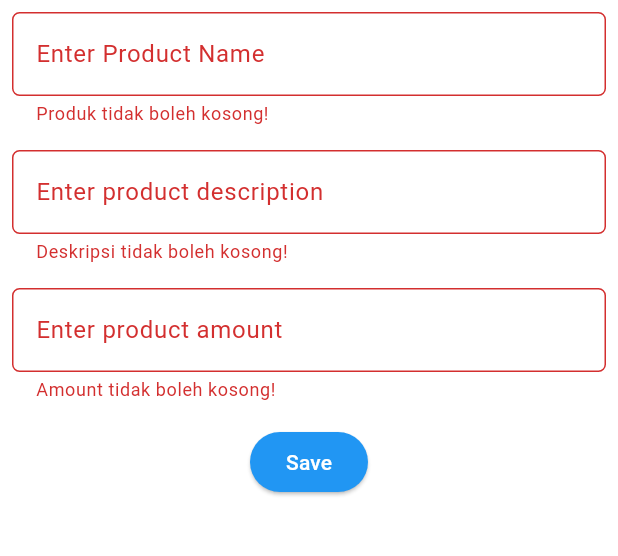
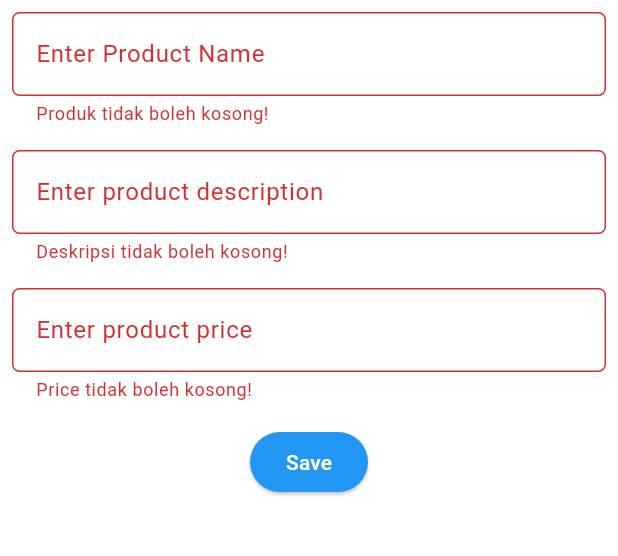
Before and after one commit to theretari/wowla-shop-mobile, a Flutter app: the ProductEntryFormPage screen opened directly, after a tap on "Save", on a phone screen of 412 x 824 dp, the part 84-640 px from its top. Run offline on Flutter 3.47's test engine with Material 3 defaults, Android fonts, the phone set to English and light mode, and no system bars; missing offline and left inert: pbp_django_auth.

Commit message:
Allhamdulilah don tugas 10

```diff
--- /dev/null
+++ b/lib/models/product_entry.dart
@@ -0,0 +1,63 @@
+// To parse this JSON data, do
+//
+//     final product = productFromJson(jsonString);
+
+import 'dart:convert';
+
+List<Product> productFromJson(String str) =>
+    List<Product>.from(json.decode(str).map((x) => Product.fromJson(x)));
+
+String productToJson(List<Product> data) =>
+    json.encode(List<dynamic>.from(data.map((x) => x.toJson())));
+
+class Product {
+  String model;
+  String pk;
+  Fields fields;
+
+  Product({
+    required this.model,
+    required this.pk,
+    required this.fields,
+  });
+
+  factory Product.fromJson(Map<String, dynamic> json) => Product(
+        model: json["model"],
+        pk: json["pk"],
+        fields: Fields.fromJson(json["fields"]),
+      );
+
+  Map<String, dynamic> toJson() => {
+        "model": model,
+        "pk": pk,
+        "fields": fields.toJson(),
+      };
+}
+
+class Fields {
+  int user;
+  String name;
+  int price;
+  String description;
+
+  Fields({
+    required this.user,
+    required this.name,
+    required this.price,
+    required this.description,
+  });
+
+  factory Fields.fromJson(Map<String, dynamic> json) => Fields(
+        user: json["user"],
+        name: json["name"],
+        price: json["price"],
+        description: json["description"],
+      );
+
+  Map<String, dynamic> toJson() => {
+        "user": user,
+        "name": name,
+        "price": price,
+        "description": description,
+      };
+}
--- a/lib/screens/productentry_form.dart
+++ b/lib/screens/productentry_form.dart
@@ -1,4 +1,9 @@
+import 'dart:convert';
+
 import 'package:flutter/material.dart';
+import 'package:pbp_django_auth/pbp_django_auth.dart';
+import 'package:provider/provider.dart';
+import 'package:wowla_shop/screens/menu.dart';
 import 'package:wowla_shop/widgets/left_drawer.dart';
 
 class ProductEntryFormPage extends StatefulWidget {
@@ -10,11 +15,12 @@
 
 class _ProductEntryFormPageState extends State<ProductEntryFormPage> {
   final _formKey = GlobalKey<FormState>();
-  String _product = "";
+  String _name = "";
   String _description = "";
-  int _amount = 0;
+  int _price = 0;
   @override
   Widget build(BuildContext context) {
+    final request = context.watch<CookieRequest>();
     return Scaffold(
       appBar: AppBar(
         title: const Center(
@@ -44,7 +50,7 @@
                 ),
                 onChanged: (String? value) {
                   setState(() {
-                    _product = value!;
+                    _name = value!;
                   });
                 },
                 validator: (String? value) {
@@ -82,23 +88,23 @@
               padding: const EdgeInsets.all(8.0),
               child: TextFormField(
                 decoration: InputDecoration(
-                  hintText: "Amount",
-                  labelText: "Enter product amount",
+                  hintText: "Price",
+                  labelText: "Enter product price",
                   border: OutlineInputBorder(
                     borderRadius: BorderRadius.circular(5.0),
                   ),
                 ),
                 onChanged: (String? value) {
                   setState(() {
-                    _amount = int.tryParse(value!) ?? 0;
+                    _price = int.tryParse(value!) ?? 0;
                   });
                 },
                 validator: (String? value) {
                   if (value == null || value.isEmpty) {
-                    return "Amount tidak boleh kosong!";
+                    return "Price tidak boleh kosong!";
                   }
                   if (int.tryParse(value) == null) {
-                    return "Amount harus berupa angka!";
+                    return "Price harus berupa angka!";
                   }
                   return null;
                 },
@@ -113,35 +119,38 @@
                     backgroundColor: MaterialStateProperty.all(
                         Theme.of(context).colorScheme.primary),
                   ),
-                  onPressed: () {
+                  onPressed: () async {
                     if (_formKey.currentState!.validate()) {
-                      showDialog(
-                        context: context,
-                        builder: (context) {
-                          return AlertDialog(
-                            title: const Text('Produk berhasil tersimpan'),
-                            content: SingleChildScrollView(
-                              child: Column(
-                                crossAxisAlignment: CrossAxisAlignment.start,
-                                children: [
-                                  Text('Nama produk: $_product'),
-                                  Text('Amount: $_amount'),
-                                  Text('Description: $_description'),
-                                ],
-                              ),
-                            ),
-                            actions: [
-                              TextButton(
-                                child: const Text('OK'),
-                                onPressed: () {
-                                  Navigator.pop(context);
-                                  _formKey.currentState!.reset();
-                                },
-                              ),
-                            ],
+                      // Kirim ke Django dan tunggu respons
+                      // TODO: Ganti URL dan jangan lupa tambahkan trailing slash (/) di akhir URL!
+                      final response = await request.postJson(
+                        "http://127.0.0.1:8000/create-flutter/",
+                        jsonEncode(<String, String>{
+                          'name': _name,
+                          'price': _price.toString(),
+                          'description': _description,
+                          // TODO: Sesuaikan field data sesuai dengan aplikasimu
+                        }),
+                      );
+                      if (context.mounted) {
+                        if (response['status'] == 'success') {
+                          ScaffoldMessenger.of(context)
+                              .showSnackBar(const SnackBar(
+                            content: Text("Mood baru berhasil disimpan!"),
+                          ));
+                          Navigator.pushReplacement(
+                            context,
+                            MaterialPageRoute(
+                                builder: (context) => MyHomePage()),
                           );
-                        },
-                      );
+                        } else {
+                          ScaffoldMessenger.of(context)
+                              .showSnackBar(const SnackBar(
+                            content:
+                                Text("Terdapat kesalahan, silakan coba lagi."),
+                          ));
+                        }
+                      }
                     }
                   },
                   child: const Text(
--- a/lib/widgets/left_drawer.dart
+++ b/lib/widgets/left_drawer.dart
@@ -1,7 +1,7 @@
 import 'package:flutter/material.dart';
+import 'package:wowla_shop/screens/list_productentry.dart';
 import 'package:wowla_shop/screens/menu.dart';
 import 'package:wowla_shop/screens/productentry_form.dart';
-// TODO: Impor halaman MoodEntryFormPage jika sudah dibuat
 
 class LeftDrawer extends StatelessWidget {
   const LeftDrawer({super.key});
@@ -54,7 +54,7 @@
           ListTile(
             leading: const Icon(Icons.shop),
             title: const Text('Tambah Produk'),
-            // Bagian redirection ke MoodEntryFormPage
+            // Bagian redirection ke ProductEntryFormPage
             onTap: () {
               Navigator.push(
                   context,
@@ -63,6 +63,18 @@
                   ));
             },
           ),
+          ListTile(
+            leading: const Icon(Icons.add_reaction_rounded),
+            title: const Text('Daftar Produk'),
+            onTap: () {
+              // Route menu ke halaman produk
+              Navigator.push(
+                context,
+                MaterialPageRoute(
+                    builder: (context) => const ProductEntryPage()),
+              );
+            },
+          ),
         ],
       ),
     );
--- a/pubspec.yaml
+++ b/pubspec.yaml
@@ -35,6 +35,9 @@
   # The following adds the Cupertino Icons font to your application.
   # Use with the CupertinoIcons class for iOS style icons.
   cupertino_icons: ^1.0.8
+  provider: ^6.1.2
+  pbp_django_auth: ^0.4.0
+  http: ^1.2.2
 
 dev_dependencies:
   flutter_test:
```
Also changed, not shown: lib/main.dart (+36 -24 lines), lib/screens/list_productentry.dart (added, +88 -0 lines), lib/screens/login.dart (added, +182 -0 lines), lib/screens/register.dart (added, +167 -0 lines), lib/widgets/product_card.dart (+34 -1 lines), pubspec.lock, 3 other files.
